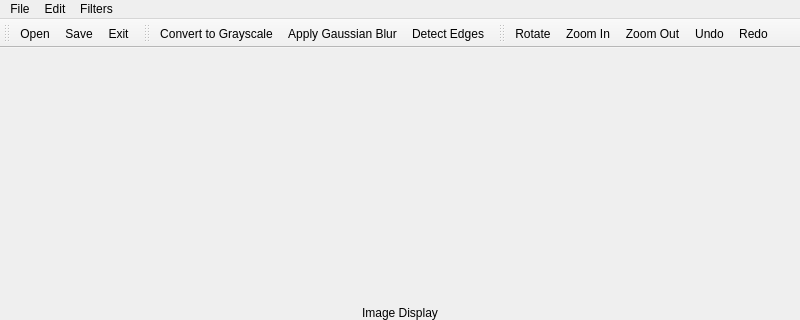
Old version of the form Project1/MainWindow.ui in the repository nayoungkim0920/MyProject; both pictures show x 0 to 800 and y 0 to 320 of the 800 by 600 pixel window.
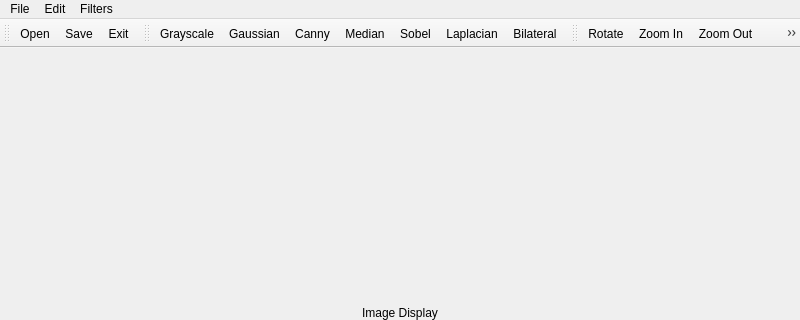
New version of the form.

```diff
--- a/Project1/MainWindow.ui
+++ b/Project1/MainWindow.ui
@@ -48,8 +48,9 @@
     <addaction name="actionRotate"/>
     <addaction name="actionZoomIn"/>
     <addaction name="actionZoomOut"/>
-    <addaction name="actionUndo"/>
-    <addaction name="actionRedo"/>
+    <addaction name="actionUndo"/> <!-- Undo 앞에 추가 -->
+    <addaction name="actionRedo"/> <!-- Redo 앞에 추가 -->
+    <addaction name="actionFirst"/> <!-- 처음 추가 -->
    </widget>
    <widget class="QMenu" name="menuFilters">
     <property name="title">
@@ -57,7 +58,11 @@
     </property>
     <addaction name="actionGrayscale"/>
     <addaction name="actionGaussianBlur"/>
-    <addaction name="actionDetectEdges"/>
+    <addaction name="actionCannyEdges"/>
+    <addaction name="actionMedianFilter"/> <!-- Median Filter 추가 -->
+    <addaction name="actionSobelFilter"/> <!-- Sobel Filter 추가 -->
+    <addaction name="actionLaplacianFilter"/> <!-- Laplacian Filter 추가 -->
+    <addaction name="actionBilateralFilter"/> <!-- Bilateral Filter 추가 -->
    </widget>
    <addaction name="menuFile"/>
    <addaction name="menuEdit"/>
@@ -84,7 +89,11 @@
    </attribute>
    <addaction name="actionGrayscale"/>
    <addaction name="actionGaussianBlur"/>
-   <addaction name="actionDetectEdges"/>
+   <addaction name="actionCannyEdges"/>
+   <addaction name="actionMedianFilter"/> <!-- Median Filter 추가 -->
+   <addaction name="actionSobelFilter"/> <!-- Sobel Filter 추가 -->
+   <addaction name="actionLaplacianFilter"/> <!-- Laplacian Filter 추가 -->
+   <addaction name="actionBilateralFilter"/> <!-- Bilateral Filter 추가 -->
   </widget>
   <widget class="QToolBar" name="mainToolBar">
    <attribute name="toolBarArea">
@@ -96,8 +105,9 @@
    <addaction name="actionRotate"/>
    <addaction name="actionZoomIn"/>
    <addaction name="actionZoomOut"/>
-   <addaction name="actionUndo"/>
-   <addaction name="actionRedo"/>
+   <addaction name="actionUndo"/> <!-- Undo 액션 추가 -->
+   <addaction name="actionRedo"/> <!-- Redo 액션 추가 -->
+   <addaction name="actionFirst"/> <!-- 처음 추가 -->
   </widget>
   <action name="actionOpen">
    <property name="text">
@@ -131,30 +141,61 @@
   </action>
   <action name="actionGrayscale">
    <property name="text">
-    <string>Convert to Grayscale</string>
+    <string>Grayscale</string>
    </property>
   </action>
   <action name="actionGaussianBlur">
    <property name="text">
-    <string>Apply Gaussian Blur</string>
+    <string>Gaussian</string>
    </property>
   </action>
-  <action name="actionDetectEdges">
+  <action name="actionCannyEdges">
    <property name="text">
-    <string>Detect Edges</string>
+    <string>Canny</string>
+   </property>
+  </action>
+  <action name="actionMedianFilter">
+   <property name="text">
+    <string>Median</string>
+   </property>
+  </action>
+  <action name="actionSobelFilter">
+   <property name="text">
+    <string>Sobel</string>
+   </property>
+  </action>
+  <action name="actionLaplacianFilter">
+   <property name="text">
+    <string>Laplacian</string>
+   </property>
+  </action>
+  <action name="actionBilateralFilter">
+   <property name="text">
+    <string>Bilateral</string>
    </property>
   </action>
   <action name="actionUndo">
    <property name="text">
     <string>Undo</string>
    </property>
+   <property name="shortcut">
+    <string>Ctrl+Z</string> <!-- Undo 단축키 추가 -->
+   </property>
   </action>
   <action name="actionRedo">
    <property name="text">
     <string>Redo</string>
    </property>
+   <property name="shortcut">
+    <string>Ctrl+Y</string> <!-- Redo 단축키 추가 -->
+   </property>
   </action>
- </widget>
+  <action name="actionFirst">
+   <property name="text">
+    <string>First</string>
+   </property>
+  </action>
+  </widget>
  <resources/>
  <connections/>
 </ui>
```
